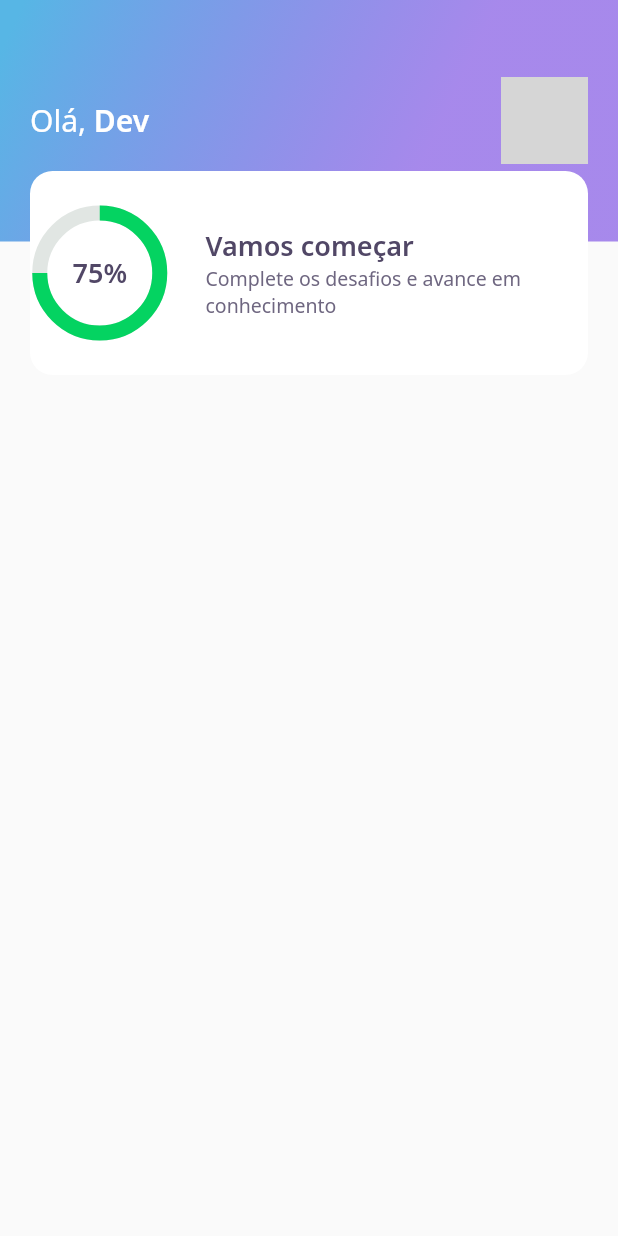
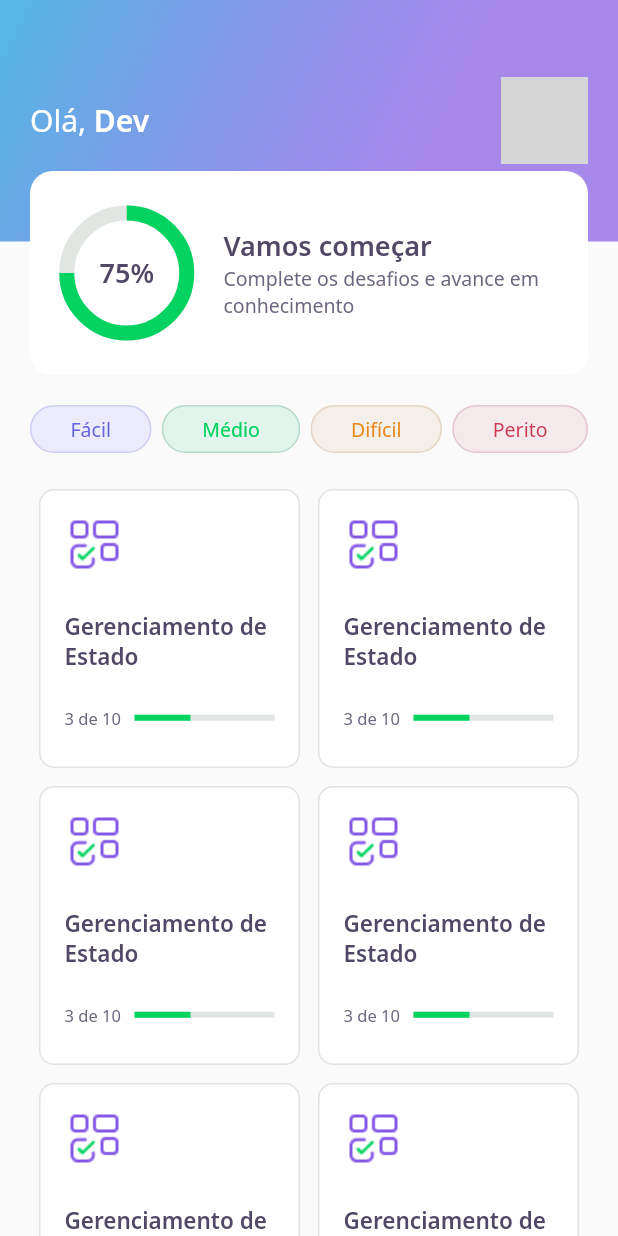
Before and after one commit to Wasgton/nlw_devQuiz, a Flutter app: the screen it shows after launch, on a phone screen of 412 x 824 dp. Run offline on Flutter 3.47's test engine with Material 2 defaults, Android fonts, the phone set to English and light mode, and no system bars; our stand-ins replace google_fonts; network calls fail; grey boxes are pictures that could not be loaded.

Commit message:
Finalizando HomeScreen, criando pagina do quiz e navegação a partir da home

```diff
--- a/lib/core/app_widget.dart
+++ b/lib/core/app_widget.dart
@@ -1,5 +1,6 @@
-import 'package:DevQuiz/home/homePage.dart';
-import '../splash/splash.dart';
+import 'package:DevQuiz/pages/home/homePage.dart';
+import 'package:DevQuiz/pages/challenge/challenge_page.dart';
+import 'package:DevQuiz/pages/splash/splash.dart';
 import 'package:flutter/material.dart';
 
 class AppWidget extends StatelessWidget {
--- a/lib/home/homePage.dart
+++ /dev/null
@@ -1,21 +0,0 @@
-import 'package:DevQuiz/home/widgets/appbar/app_bar_widget.dart';
-import 'package:flutter/material.dart';
-import '../core/core.dart';
-
-class HomePage extends StatefulWidget {
-
-  HomePage({Key? key}) : super(key: key);
-
-  @override
-  _HomePageState createState() => _HomePageState();
-}
-
-class _HomePageState extends State<HomePage> {
-  @override
-  Widget build(BuildContext context) {
-    return Scaffold(
-      appBar: AppBarWidget(),
-      body: Container(),
-    );
-  }
-}
--- a/lib/home/widgets/scorecard/score_card_widget.dart
+++ /dev/null
@@ -1,44 +0,0 @@
-import 'package:DevQuiz/home/widgets/chart/chart_widget.dart';
-import 'package:flutter/material.dart';
-import '../../../core/core.dart';
-
-class ScoreCardWidget extends StatelessWidget {
-
-  const ScoreCardWidget({Key?key}) : super(key:key);
-
-  @override
-  Widget build(BuildContext context){
-    return Padding(
-      padding: EdgeInsets.only(left: 20, right: 20, top: 14),
-      child: Container(
-      height: 136,
-      decoration: BoxDecoration(
-        borderRadius: BorderRadius.circular(15),
-        color: AppColors.white,
-      ),
-      child: Row(
-        crossAxisAlignment: CrossAxisAlignment.center,
-        children: [
-          Expanded(
-            flex: 1, child: Center(child: ChartWidget())
-          ),
-          Expanded(
-            flex: 3,
-            child: Padding(
-              padding: EdgeInsets.only(left: 24),
-              child: Column(
-                mainAxisAlignment: MainAxisAlignment.center,
-                crossAxisAlignment: CrossAxisAlignment.start,
-                children: [
-                    Text("Vamos começar", style: AppTextStyles.heading,),
-                    Text("Complete os desafios e avance em conhecimento", style: AppTextStyles.body,)
-                ],
-              )
-            )
-          ),
-        ],
-      ),
-    ),
-    );
-  }
-}
--- /dev/null
+++ b/lib/pages/home/homePage.dart
@@ -0,0 +1,59 @@
+import 'package:DevQuiz/pages/challenge/challenge_page.dart';
+import 'package:DevQuiz/pages/home/widgets/appbar/app_bar_widget.dart';
+import 'package:DevQuiz/pages/home/widgets/level_button/level_button_widget.dart';
+import 'package:DevQuiz/pages/home/widgets/quiz_card/quiz_card_widget.dart';
+import 'package:flutter/material.dart';
+import 'package:DevQuiz/core/core.dart';
+
+class HomePage extends StatefulWidget {
+
+  HomePage({Key? key}) : super(key: key);
+
+  @override
+  _HomePageState createState() => _HomePageState();
+}
+
+class _HomePageState extends State<HomePage> {
+  @override
+  Widget build(BuildContext context) {
+    return Scaffold(
+      appBar: AppBarWidget(),
+      body: Column(
+        children: [
+          Container(
+            margin: EdgeInsets.only(top: 20,bottom: 24),
+            child: Padding(
+              padding: const EdgeInsets.symmetric(horizontal: 20),
+              child: Row(
+                mainAxisAlignment: MainAxisAlignment.spaceBetween,
+                crossAxisAlignment: CrossAxisAlignment.center,
+                children: [
+                  LevelButtonWidget(label: "Fácil",),
+                  LevelButtonWidget(label: "Médio",),
+                  LevelButtonWidget(label: "Difícil",),
+                  LevelButtonWidget(label: "Perito",),
+                ],
+              ),
+            ),
+          ),
+          Expanded(
+              child: GridView.count(
+                  crossAxisCount: 2,
+                  padding: EdgeInsets.symmetric(horizontal: 20),
+                  mainAxisSpacing: 12,
+                  children:[
+                    QuizCardWidget(),
+                    QuizCardWidget(),
+                    QuizCardWidget(),
+                    QuizCardWidget(),
+                    QuizCardWidget(),
+                    QuizCardWidget(),
+                    QuizCardWidget(),
+                  ]
+              )
+          ),
+      ]
+      ),
+    );
+  }
+}
--- a/lib/home/widgets/appbar/app_bar_widget.dart
+++ b/lib/pages/home/widgets/appbar/app_bar_widget.dart
@@ -1,5 +1,5 @@
-import 'package:DevQuiz/home/widgets/scorecard/score_card_widget.dart';
-import '../../../core/core.dart';
+import 'package:DevQuiz/pages/home/widgets/scorecard/score_card_widget.dart';
+import 'package:DevQuiz/core/core.dart';
 import 'package:flutter/material.dart';
 
 class AppBarWidget extends PreferredSize {
@@ -37,7 +37,7 @@ class AppBarWidget extends PreferredSize {
                     decoration: BoxDecoration(
                         borderRadius: BorderRadius.circular(10),
                         image: DecorationImage(
-                            image: NetworkImage("https://media.gazetadopovo.com.br/viver-bem/2018/11/dog3-768x587-0e01be20.jpg")
+                           image: NetworkImage("https://media.gazetadopovo.com.br/viver-bem/2018/11/dog3-768x587-0e01be20.jpg"),
                         )
                     ),
                   )
--- a/lib/home/widgets/chart/chart_widget.dart
+++ b/lib/pages/home/widgets/chart/chart_widget.dart
@@ -1,4 +1,4 @@
-import '../../../core/core.dart';
+import 'package:DevQuiz/core/core.dart';
 import 'package:flutter/material.dart';
 
 class ChartWidget extends StatelessWidget {
--- /dev/null
+++ b/lib/pages/home/widgets/level_button/level_button_widget.dart
@@ -0,0 +1,63 @@
+import 'package:flutter/material.dart';
+import 'package:google_fonts/google_fonts.dart';
+import 'package:DevQuiz/core/core.dart';
+
+class LevelButtonWidget extends StatelessWidget {
+
+  final String label;
+
+  LevelButtonWidget({
+    Key ?key,
+    required this.label,
+  }) : assert(["Fácil","Médio","Difícil","Perito"].contains(label)), super(key:key);
+
+  final config = {
+    "Fácil":{
+      "color":AppColors.levelButtonFacil,
+      "borderColor":AppColors.levelButtonBorderFacil,
+      "fontColor": AppColors.levelButtonTextFacil
+    },
+    "Médio":{
+      "color":AppColors.levelButtonMedio,
+      "borderColor":AppColors.levelButtonBorderMedio,
+      "fontColor": AppColors.levelButtonTextMedio
+    },
+    "Difícil":{
+      "color":AppColors.levelButtonDificil,
+      "borderColor":AppColors.levelButtonBorderDificil,
+      "fontColor": AppColors.levelButtonTextDificil
+    },
+    "Perito":{
+      "color":AppColors.levelButtonPerito,
+      "borderColor":AppColors.levelButtonBorderPerito,
+      "fontColor": AppColors.levelButtonTextPerito
+    },
+  };
+
+  Color get color => config[label]!['color']!;
+  Color get borderColor => config[label]!['borderColor']!;
+  Color get fontColor => config[label]!['fontColor']!;
+
+  @override
+  Widget build(BuildContext context) {
+    return Container(
+      padding: EdgeInsets.symmetric(horizontal: 26, vertical: 6),
+      decoration: BoxDecoration(
+        borderRadius: BorderRadius.circular(28),
+        color: color,
+        border: Border.fromBorderSide(
+            BorderSide(
+              color: borderColor
+            )
+        )
+      ),
+      child: Text(
+        label,
+        style: GoogleFonts.notoSans(
+            color: fontColor,
+          fontSize: 13
+        )
+      ),
+    );
+  }
+}
--- /dev/null
+++ b/lib/pages/home/widgets/quiz_card/quiz_card_widget.dart
@@ -0,0 +1,59 @@
+import 'package:DevQuiz/core/app_images.dart';
+import 'package:DevQuiz/core/app_text_styles.dart';
+import 'package:DevQuiz/pages/challenge/challenge_page.dart';
+import 'package:DevQuiz/shared/widgets/progress_indicator.dart';
+import 'package:flutter/cupertino.dart';
+import 'package:flutter/material.dart';
+import 'package:DevQuiz/core/app_colors.dart';
+
+class QuizCardWidget extends StatelessWidget {
+  @override
+  Widget build(BuildContext context) {
+    return GestureDetector(
+      child: Container(
+        margin: EdgeInsets.symmetric(horizontal: 6),
+        padding: EdgeInsets.all(16),
+        decoration: BoxDecoration(
+          border: Border.fromBorderSide(BorderSide(color: AppColors.border),),
+          borderRadius: BorderRadius.circular(10),
+          color: AppColors.white
+        ),
+        child: Column(
+          crossAxisAlignment: CrossAxisAlignment.start,
+          children: [
+            Container(
+              margin: EdgeInsets.only(bottom: 24),
+              child: Image.asset(AppImages.blocks),
+              alignment: Alignment.topLeft,
+            ),
+            Container(
+              margin: EdgeInsets.only(bottom: 24),
+              child: Text(
+                "Gerenciamento de Estado",
+                style: AppTextStyles.heading15,
+              ),
+            ),
+            Row(
+              children: [
+                Expanded(
+                  flex: 2,
+                  child: Text(
+                    "3 de 10",
+                    style: AppTextStyles.body11,
+                  ),
+                ),
+                Expanded(
+                  flex: 4,
+                  child: ProgressIndicadorWidget(value:0.4)
+                )
+              ],
+            )
+          ],
+        ),
+      ),
+      onTap: ()=>{
+        Navigator.push(context, MaterialPageRoute(builder: (context)=> ChallengePage()))
+      },
+    );
+  }
+}
--- /dev/null
+++ b/lib/pages/home/widgets/scorecard/score_card_widget.dart
@@ -0,0 +1,50 @@
+import 'package:DevQuiz/pages/home/widgets/chart/chart_widget.dart';
+import 'package:flutter/material.dart';
+import 'package:DevQuiz/core/core.dart';
+
+class ScoreCardWidget extends StatelessWidget {
+
+  const ScoreCardWidget({Key?key}) : super(key:key);
+
+  @override
+  Widget build(BuildContext context){
+    return Padding(
+      padding: EdgeInsets.only(left: 20, right: 20, top: 14),
+      child: Container(
+      height: 136,
+      decoration: BoxDecoration(
+        borderRadius: BorderRadius.circular(15),
+        color: AppColors.white,
+      ),
+      child: Padding(
+        padding: EdgeInsets.symmetric(horizontal: 24),
+        child: Row(
+          crossAxisAlignment: CrossAxisAlignment.center,
+          children: [
+            Expanded(
+              flex: 1,
+              child: Center(
+                  child: ChartWidget()
+              )
+            ),
+            Expanded(
+              flex: 3,
+              child: Padding(
+                padding: EdgeInsets.only(left: 24),
+                child: Column(
+                  mainAxisAlignment: MainAxisAlignment.center,
+                  crossAxisAlignment: CrossAxisAlignment.start,
+                  children: [
+                      Text("Vamos começar", style: AppTextStyles.heading,),
+                      Text("Complete os desafios e avance em conhecimento", style: AppTextStyles.body,)
+                  ],
+                )
+              )
+            ),
+          ],
+        ),
+      ),
+    ),
+    );
+  }
+}
--- a/lib/splash/splash.dart
+++ b/lib/pages/splash/splash.dart
@@ -1,5 +1,5 @@
 import 'package:flutter/material.dart';
-import '../core/core.dart';
+import 'package:DevQuiz/core/core.dart';
 
 class SplashPage extends StatelessWidget {
   @override
--- /dev/null
+++ b/lib/shared/widgets/progress_indicator.dart
@@ -0,0 +1,17 @@
+import 'package:flutter/material.dart';
+import 'package:DevQuiz/core/core.dart';
+
+class ProgressIndicadorWidget extends StatelessWidget {
+
+  final double value;
+  const ProgressIndicadorWidget({Key? key, required this.value}): super(key:key);
+
+  @override
+  Widget build(BuildContext context) {
+    return LinearProgressIndicator(
+      value:value,
+      backgroundColor: AppColors.chartSecondary,
+      valueColor: AlwaysStoppedAnimation<Color>(AppColors.chartPrimary),
+    );
+  }
+}
```
Also changed, not shown: lib/pages/challenge/challenge_page.dart (added, +38 -0 lines), lib/pages/challenge/widgets/answer/answer_widget.dart (added, +71 -0 lines), lib/pages/challenge/widgets/question_indicator/question_indicator_widget.dart (added, +36 -0 lines), lib/pages/challenge/widgets/quiz/quiz_widget.dart (added, +26 -0 lines), 3 other files.
